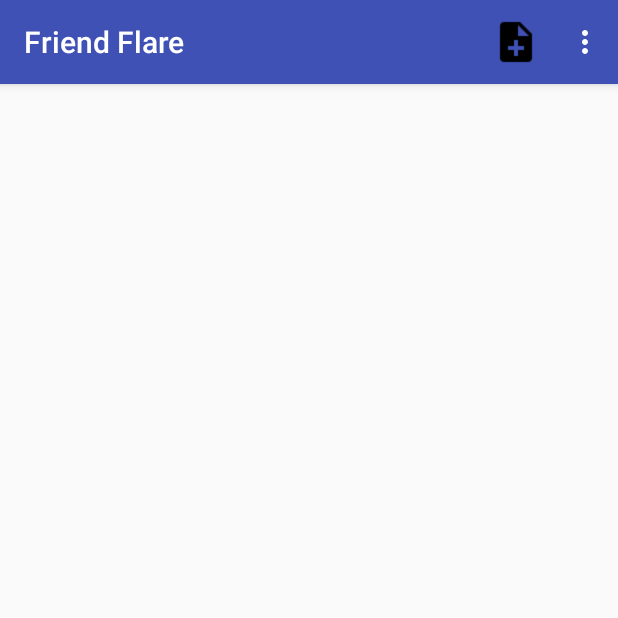
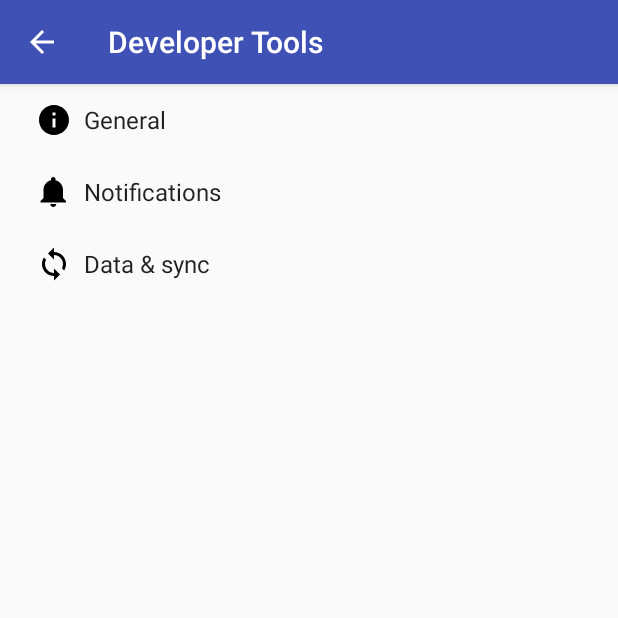
Before and after one commit to paulin/-, an Android app: the screen it shows after launch (MainActivity before the commit, DeveloperActivity after it), in the options menu, after a tap on "Settings", on a phone screen of 412 x 824 dp, the top half of it. Run offline under Robolectric (Android 15) with nearby library versions, the phone set to English and light mode, and no system bars; libraries missing offline, so code that uses them is left out: com.bitly; 3 statements that could not run were skipped.

Commit message:
I think this is the head now

```diff
--- a/FriendFlare/build.gradle
+++ b/FriendFlare/build.gradle
@@ -32,6 +32,7 @@ dependencies {
     implementation 'com.android.support:appcompat-v7:27.1.1'
     implementation 'com.android.support.constraint:constraint-layout:1.0.2'
     implementation 'com.google.android.gms:play-services-location:11.8.0'
+    implementation 'com.android.support:support-v4:27.1.1'
     testImplementation 'junit:junit:4.12'
     androidTestImplementation 'com.android.support.test:runner:1.0.1'
     androidTestImplementation 'com.android.support.test.espresso:espresso-core:3.0.1'
--- a/FriendFlare/src/main/java/com/mop/friendflare/MainActivity.kt
+++ b/FriendFlare/src/main/java/com/mop/friendflare/MainActivity.kt
@@ -1,5 +1,6 @@
 package com.mop.friendflare
 
+import android.content.ContentValues
 import android.content.Context
 import android.content.Intent
 import android.os.Bundle
@@ -46,8 +47,12 @@ class MainActivity : AppCompatActivity() {
                     var intent = Intent(this, SendLocationActivity::class.java)
                     startActivity(intent)
                 }
-                R.id.test_request -> {
-                    sendTestRequest()
+                R.id.fake_request -> {
+                    makeFakeRequest()
+                }
+                R.id.action_settings -> {
+                    var intent = Intent(this, DeveloperActivity::class.java)
+                    startActivity(intent)
                 }
             }
         }
@@ -60,8 +65,20 @@ class MainActivity : AppCompatActivity() {
         loadQueryAll()
     }
 
-    fun sendTestRequest() {
+    fun makeFakeRequest() {
+        //Create a new location request
+        var values = ContentValues()
+        val tempState = LocationRequestState.NEW.type
+        val tempDate = System.currentTimeMillis()
+        values.put("State", tempState)
+        values.put("Number", "123456789")
+        values.put("Requester", "Fakey McFake Face")
+        values.put("Note", "This isn't real")
+        values.put("Date", tempDate)
 
+        //Add it to the database
+        var dbManager = LocationRequestDbManager(this)
+        val mID = dbManager.insert(values)
     }
 
     fun loadQueryAll() {
--- a/FriendFlare/src/main/res/menu/menu_main.xml
+++ b/FriendFlare/src/main/res/menu/menu_main.xml
@@ -4,9 +4,9 @@
     xmlns:tools="http://schemas.android.com/tools"
     tools:context="com.mop.friendflare.MainActivityOld">
     <item
-        android:id="@+id/test_request"
+        android:id="@+id/fake_request"
         android:orderInCategory="100"
-        android:title="@string/test_request"
+        android:title="@string/fake_request"
         app:showAsAction="never" />
     <item
         android:id="@+id/action_settings"
--- a/FriendFlare/src/main/res/values/strings.xml
+++ b/FriendFlare/src/main/res/values/strings.xml
@@ -1,5 +1,78 @@
 <resources>
     <string name="app_name">Friend Flare</string>
-    <string name="test_request">Test Request</string>
+    <string name="fake_request">Fake Request</string>
     <string name="action_settings">Settings</string>
+    <string name="title_activity_developer">Developer Tools</string>
+
+    <!-- Strings related to Settings -->
+
+    <!-- Example General settings -->
+    <string name="pref_header_general">General</string>
+
+    <string name="pref_title_social_recommendations">Enable social recommendations</string>
+    <string name="pref_description_social_recommendations">Recommendations for people to contact
+        based on your message history
+    </string>
+
+    <string name="pref_title_display_name">Display name</string>
+    <string name="pref_default_display_name">John Smith</string>
+
+    <string name="pref_title_add_friends_to_messages">Add friends to messages</string>
+    <string-array name="pref_example_list_titles">
+        <item>Always</item>
+        <item>When possible</item>
+        <item>Never</item>
+    </string-array>
+    <string-array name="pref_example_list_values">
+        <item>1</item>
+        <item>0</item>
+        <item>-1</item>
+    </string-array>
+
+    <!-- Example settings for Data & Sync -->
+    <string name="pref_header_data_sync">Data &amp; sync</string>
+
+    <string name="pref_title_sync_frequency">Sync frequency</string>
+    <string-array name="pref_sync_frequency_titles">
+        <item>15 minutes</item>
+        <item>30 minutes</item>
+        <item>1 hour</item>
+        <item>3 hours</item>
+        <item>6 hours</item>
+        <item>Never</item>
+    </string-array>
+    <string-array name="pref_sync_frequency_values">
+        <item>15</item>
+        <item>30</item>
+        <item>60</item>
+        <item>180</item>
+        <item>360</item>
+        <item>-1</item>
+    </string-array>
+
+    <string-array name="list_preference_entries">
+        <item>Entry 1</item>
+        <item>Entry 2</item>
+        <item>Entry 3</item>
+    </string-array>
+
+    <string-array name="list_preference_entry_values">
+        <item>1</item>
+        <item>2</item>
+        <item>3</item>
+    </string-array>
+
+    <string-array name="multi_select_list_preference_default_value" />
+
+    <string name="pref_title_system_sync_settings">System sync settings</string>
+
+    <!-- Example settings for Notifications -->
+    <string name="pref_header_notifications">Notifications</string>
+
+    <string name="pref_title_new_message_notifications">New message notifications</string>
+
+    <string name="pref_title_ringtone">Ringtone</string>
+    <string name="pref_ringtone_silent">Silent</string>
+
+    <string name="pref_title_vibrate">Vibrate</string>
 </resources>
```
Also changed, not shown: FriendFlare/src/main/AndroidManifest.xml (+14 -8 lines).
